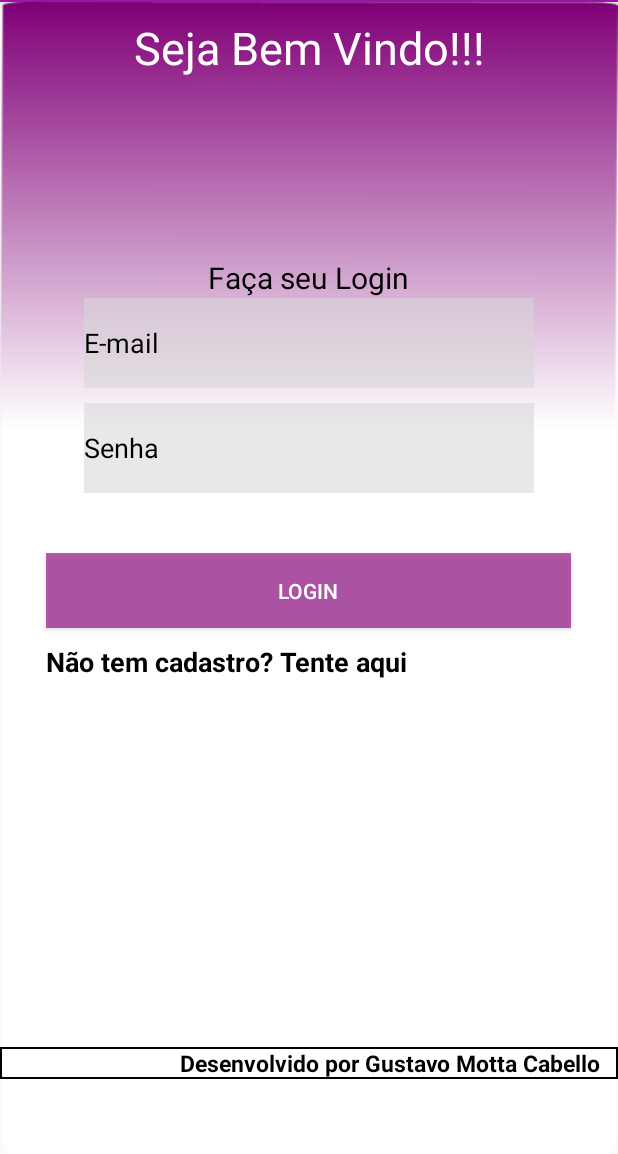
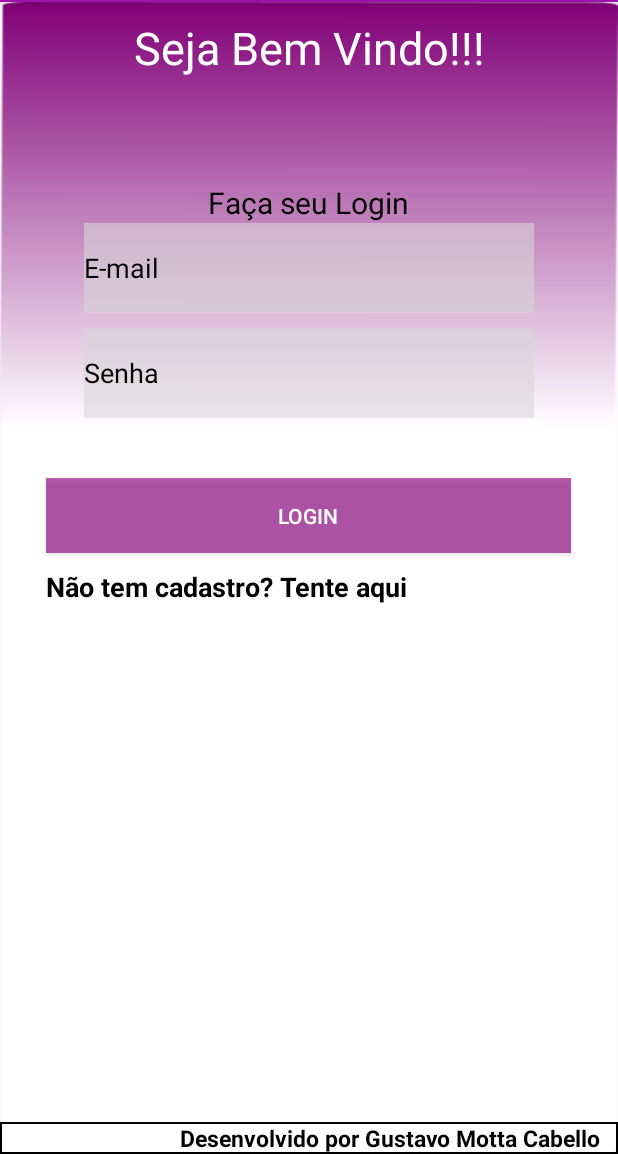
Before and after one commit to gustcab/SmartPlugIC, an Android app: the screen it shows after launch (MainActivity), on a phone screen of 412 x 824 dp, the part 82-1236 px from its top. Run offline under Robolectric (Android 15) with nearby library versions, the light colour scheme and no system bars; our stand-ins replace Firebase (no records; nobody signed in at launch, a user with empty details on screens opened directly).

Commit message:
Update content_main.xml
Ajustes

```diff
--- a/app/src/main/res/layout/content_main.xml
+++ b/app/src/main/res/layout/content_main.xml
@@ -36,7 +36,7 @@
             android:layout_width="match_parent"
             android:layout_height="match_parent"
             android:orientation="vertical"
-            android:paddingTop="170dp">
+            android:paddingTop="120dp">
 
             <TextView
                 android:id="@+id/txtLogin"
@@ -124,7 +124,7 @@
             android:layout_height="wrap_content"
             android:layout_gravity="center"
             android:layout_alignParentBottom="true"
-            android:layout_marginBottom="50dp"
+            android:layout_marginBottom="0dp"
             android:background="@drawable/edittextstyle"
             android:gravity="right"
             android:text="Desenvolvido por Gustavo Motta Cabello   "
```
